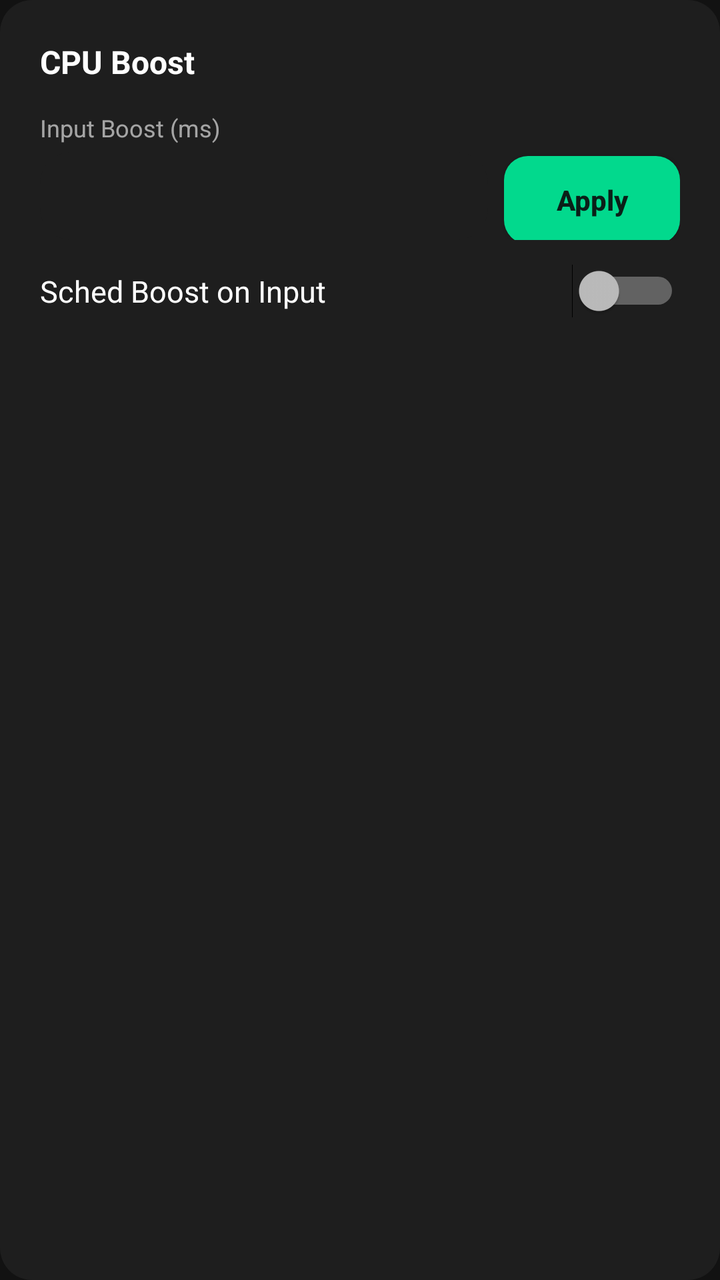
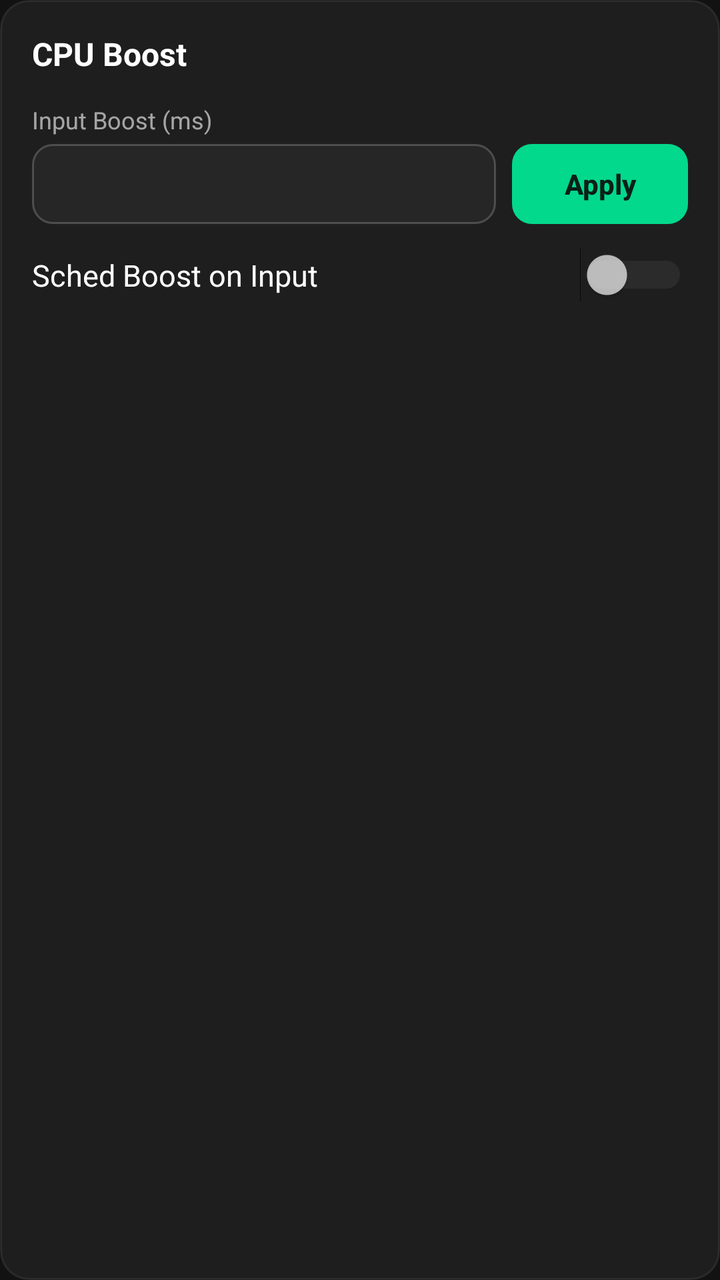

Before-and-after screenshots of an Android layout around one commit, followed by the original layout XML and the change that was made.
<!-- AndroidManifest.xml: application theme Theme.ThermalOverlay -->
<!-- res/layout/view_cpu_boost_control.xml -->
<?xml version="1.0" encoding="utf-8"?>
<LinearLayout xmlns:android="http://schemas.android.com/apk/res/android"
    android:layout_width="match_parent"
    android:layout_height="wrap_content"
    android:orientation="vertical"
    android:background="@drawable/bg_card"
    android:padding="20dp"
    android:layout_marginBottom="16dp">

    <TextView
        android:layout_width="match_parent"
        android:layout_height="wrap_content"
        android:text="@string/freq_cpu_boost_title"
        android:textColor="@color/text_primary"
        android:textSize="16sp"
        android:textStyle="bold"
        android:layout_marginBottom="14dp" />

    <LinearLayout
        android:id="@+id/row_input_boost_ms"
        android:layout_width="match_parent"
        android:layout_height="wrap_content"
        android:orientation="vertical"
        android:layout_marginBottom="12dp">

        <TextView
            android:layout_width="wrap_content"
            android:layout_height="wrap_content"
            android:text="@string/freq_input_boost_ms_label"
            android:textColor="@color/text_secondary"
            android:textSize="12sp"
            android:layout_marginBottom="4dp" />

        <LinearLayout
            android:layout_width="match_parent"
            android:layout_height="wrap_content"
            android:orientation="horizontal">

            <EditText
                android:id="@+id/edit_input_boost_ms"
                android:layout_width="0dp"
                android:layout_height="44dp"
                android:layout_weight="1"
                android:layout_marginEnd="8dp"
                android:inputType="number"
                android:textColor="@color/text_primary"
                android:background="@drawable/bg_card"
                android:padding="10dp" />

            <Button
                android:id="@+id/button_apply_input_boost_ms"
                android:layout_width="wrap_content"
                android:layout_height="44dp"
                android:background="@drawable/bg_button_start"
                android:textColor="#0a1f18"
                android:textStyle="bold"
                android:textAllCaps="false"
                android:elevation="0dp"
                android:paddingStart="16dp"
                android:paddingEnd="16dp"
                android:text="@string/freq_apply" />

        </LinearLayout>
    </LinearLayout>

    <LinearLayout
        android:id="@+id/row_sched_boost_on_input"
        android:layout_width="match_parent"
        android:layout_height="wrap_content"
        android:orientation="horizontal"
        android:gravity="center_vertical">

        <TextView
            android:layout_width="0dp"
            android:layout_height="wrap_content"
            android:layout_weight="1"
            android:text="@string/freq_sched_boost_input_label"
            android:textColor="@color/text_primary"
            android:textSize="15sp" />

        <Switch
            android:id="@+id/switch_sched_boost_on_input"
            android:layout_width="wrap_content"
            android:layout_height="wrap_content" />

    </LinearLayout>

</LinearLayout>
<!-- resources referenced by this layout -->
<resources>
  <color name="text_primary">#ffffff</color>
  <color name="text_secondary">#99ffffff</color>
  <!-- drawable bg_button_start (drawable) -->
  <?xml version="1.0" encoding="utf-8"?>
  <selector xmlns:android="http://schemas.android.com/apk/res/android">
      <item android:state_enabled="false">
          <shape>
              <solid android:color="#333d3a37" />
              <corners android:radius="12dp" />
          </shape>
      </item>
      <item>
          <shape>
              <solid android:color="@color/accent" />
              <corners android:radius="12dp" />
          </shape>
      </item>
  </selector>
  <!-- drawable bg_card (drawable) -->
  <?xml version="1.0" encoding="utf-8"?>
  <shape xmlns:android="http://schemas.android.com/apk/res/android">
      <solid android:color="@color/surface_dark" />
      <corners android:radius="16dp" />
  </shape>
  <string name="freq_apply">Apply</string>
  <string name="freq_cpu_boost_title">CPU Boost</string>
  <string name="freq_input_boost_ms_label">Input Boost (ms)</string>
  <string name="freq_sched_boost_input_label">Sched Boost on Input</string>
  <style name="Theme.ThermalOverlay" parent="Theme.AppCompat.NoActionBar">
          <item name="android:windowBackground">@color/bg_dark</item>
          <item name="colorAccent">@color/accent</item>
  
          
          <item name="android:statusBarColor">@color/bg_dark</item>
          <item name="android:navigationBarColor">@color/bg_dark</item>
          <item name="android:windowLightStatusBar" tools:targetApi="23">false</item>
          <item name="android:windowLightNavigationBar" tools:targetApi="27">false</item>
          
          <item name="android:navigationBarDividerColor" tools:targetApi="28">@color/bg_dark</item>
          
          <item name="android:enforceNavigationBarContrast" tools:targetApi="29">false</item>
          <item name="android:enforceStatusBarContrast" tools:targetApi="29">false</item>
      </style>
  <color name="accent">#02d98d</color>
  <color name="surface_dark">#1e1e1e</color>
  <color name="bg_dark">#121212</color>
</resources>

<!-- the commit's change to res/layout/view_cpu_boost_control.xml (unified diff, before → after) -->
@@ -4,8 +4,8 @@
     android:layout_height="wrap_content"
     android:orientation="vertical"
     android:background="@drawable/bg_card"
-    android:padding="20dp"
-    android:layout_marginBottom="16dp">
+    android:padding="16dp"
+    android:layout_marginBottom="12dp">
 
     <TextView
         android:layout_width="match_parent"
@@ -39,19 +39,22 @@
             <EditText
                 android:id="@+id/edit_input_boost_ms"
                 android:layout_width="0dp"
-                android:layout_height="44dp"
+                android:layout_height="40dp"
                 android:layout_weight="1"
                 android:layout_marginEnd="8dp"
                 android:inputType="number"
                 android:textColor="@color/text_primary"
-                android:background="@drawable/bg_card"
-                android:padding="10dp" />
+                android:textSize="14sp"
+                android:background="@drawable/bg_input"
+                android:paddingStart="12dp"
+                android:paddingEnd="12dp" />
 
             <Button
                 android:id="@+id/button_apply_input_boost_ms"
                 android:layout_width="wrap_content"
-                android:layout_height="44dp"
+                android:layout_height="40dp"
                 android:background="@drawable/bg_button_start"
+                android:stateListAnimator="@null"
                 android:textColor="#0a1f18"
                 android:textStyle="bold"
                 android:textAllCaps="false"
@@ -80,6 +83,8 @@
 
         <Switch
             android:id="@+id/switch_sched_boost_on_input"
+            android:thumbTint="@color/switch_thumb"
+            android:trackTint="@color/switch_track"
             android:layout_width="wrap_content"
             android:layout_height="wrap_content" />
 
<!-- resource entries referenced after the edit -->
@@ -4,26 +4,57 @@
   <color name="text_secondary">#99ffffff</color>
   <!-- drawable bg_button_start (drawable) -->
   <?xml version="1.0" encoding="utf-8"?>
+  <ripple xmlns:android="http://schemas.android.com/apk/res/android"
+      android:color="#33000000">
+      <item>
+          <selector>
+              <item android:state_enabled="false">
+                  <shape android:shape="rectangle">
+                      <solid android:color="#333d3a37" />
+                      <corners android:radius="10dp" />
+                  </shape>
+              </item>
+              <item>
+                  <shape android:shape="rectangle">
+                      <solid android:color="@color/accent" />
+                      <corners android:radius="10dp" />
+                  </shape>
+              </item>
+          </selector>
+      </item>
+      <item android:id="@android:id/mask">
+          <shape android:shape="rectangle">
+              <solid android:color="#ffffff" />
+              <corners android:radius="10dp" />
+          </shape>
+      </item>
+  </ripple>
+  <!-- drawable bg_card (drawable) -->
+  <?xml version="1.0" encoding="utf-8"?>
+  <shape xmlns:android="http://schemas.android.com/apk/res/android"
+      android:shape="rectangle">
+      <solid android:color="@color/surface_dark" />
+      <stroke android:width="1dp" android:color="@color/card_stroke" />
+      <corners android:radius="14dp" />
+  </shape>
+  <!-- drawable bg_input (drawable) -->
+  <?xml version="1.0" encoding="utf-8"?>
   <selector xmlns:android="http://schemas.android.com/apk/res/android">
-      <item android:state_enabled="false">
-          <shape>
-              <solid android:color="#333d3a37" />
-              <corners android:radius="12dp" />
+      <item android:state_focused="true">
+          <shape android:shape="rectangle">
+              <solid android:color="@color/spinner_bg" />
+              <stroke android:width="1dp" android:color="@color/accent" />
+              <corners android:radius="10dp" />
           </shape>
       </item>
       <item>
-          <shape>
-              <solid android:color="@color/accent" />
-              <corners android:radius="12dp" />
+          <shape android:shape="rectangle">
+              <solid android:color="@color/spinner_bg" />
+              <stroke android:width="1dp" android:color="@color/spinner_stroke" />
+              <corners android:radius="10dp" />
           </shape>
       </item>
   </selector>
-  <!-- drawable bg_card (drawable) -->
-  <?xml version="1.0" encoding="utf-8"?>
-  <shape xmlns:android="http://schemas.android.com/apk/res/android">
-      <solid android:color="@color/surface_dark" />
-      <corners android:radius="16dp" />
-  </shape>
   <string name="freq_apply">Apply</string>
   <string name="freq_cpu_boost_title">CPU Boost</string>
   <string name="freq_input_boost_ms_label">Input Boost (ms)</string>
@@ -42,9 +73,20 @@
           
           <item name="android:enforceNavigationBarContrast" tools:targetApi="29">false</item>
           <item name="android:enforceStatusBarContrast" tools:targetApi="29">false</item>
+  
+          
+          <item name="dropDownListViewStyle">@style/Widget.ThermalOverlay.DropDownList</item>
       </style>
   <color name="accent">#02d98d</color>
   <color name="surface_dark">#1e1e1e</color>
+  <color name="card_stroke">#14ffffff</color>
+  <color name="spinner_bg">#262626</color>
+  <color name="spinner_stroke">#33ffffff</color>
   <color name="bg_dark">#121212</color>
+  <style name="Widget.ThermalOverlay.DropDownList" parent="Widget.AppCompat.ListView.DropDown">
+          <item name="android:listSelector">@android:color/transparent</item>
+          <item name="android:divider">@null</item>
+          <item name="android:dividerHeight">0dp</item>
+      </style>
 </resources>
 
